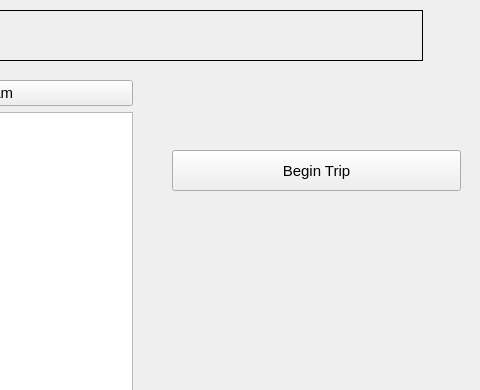
This is BaseballProject2/tripplanner.ui in tholm1/CS1D-Project-2-Baseball as Qt 5 draws it before an edit; both pictures show x 508 to 988 and y 0 to 390 of the 988 by 567 pixel window. The edited form follows.
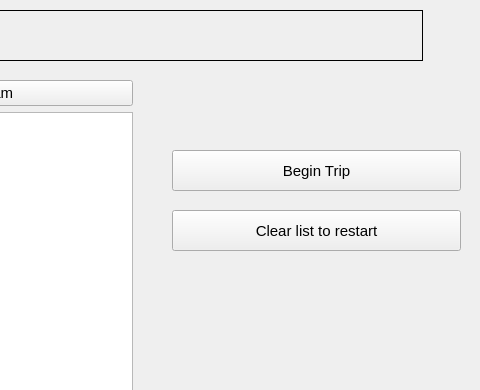
This is the edited form. The open tabs and pages were chosen to show the change.

Commit message:
planTrip Function
Made more changes

What changed in the file:
```diff
--- a/BaseballProject2/tripplanner.ui
+++ b/BaseballProject2/tripplanner.ui
@@ -353,6 +353,33 @@
       <string>Begin Trip</string>
      </property>
     </widget>
+    <widget class="QPushButton" name="PushButton_BeginCustomTrip_Clear">
+     <property name="geometry">
+      <rect>
+       <x>680</x>
+       <y>210</y>
+       <width>289</width>
+       <height>41</height>
+      </rect>
+     </property>
+     <property name="minimumSize">
+      <size>
+       <width>121</width>
+       <height>41</height>
+      </size>
+     </property>
+     <property name="font">
+      <font>
+       <pointsize>11</pointsize>
+      </font>
+     </property>
+     <property name="styleSheet">
+      <string notr="true"/>
+     </property>
+     <property name="text">
+      <string>Clear list to restart</string>
+     </property>
+    </widget>
     <widget class="QWidget" name="">
      <property name="geometry">
       <rect>
```
The commit also changes 20 other files.
